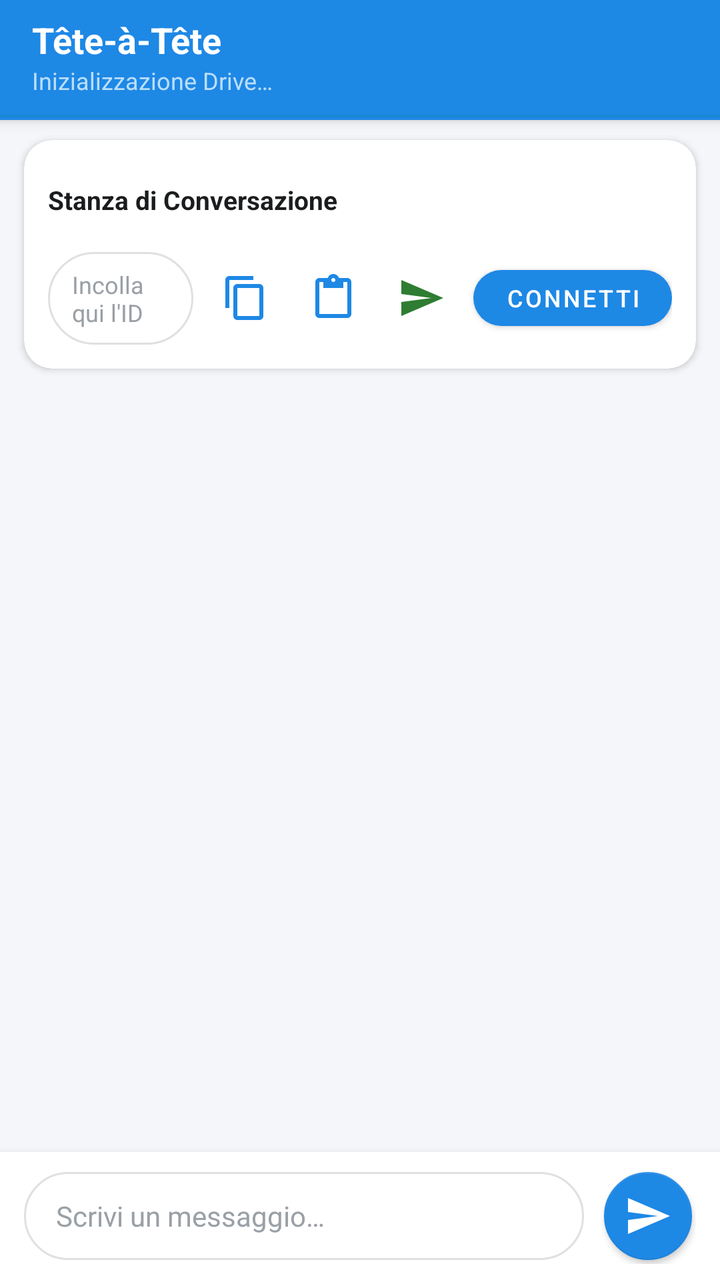
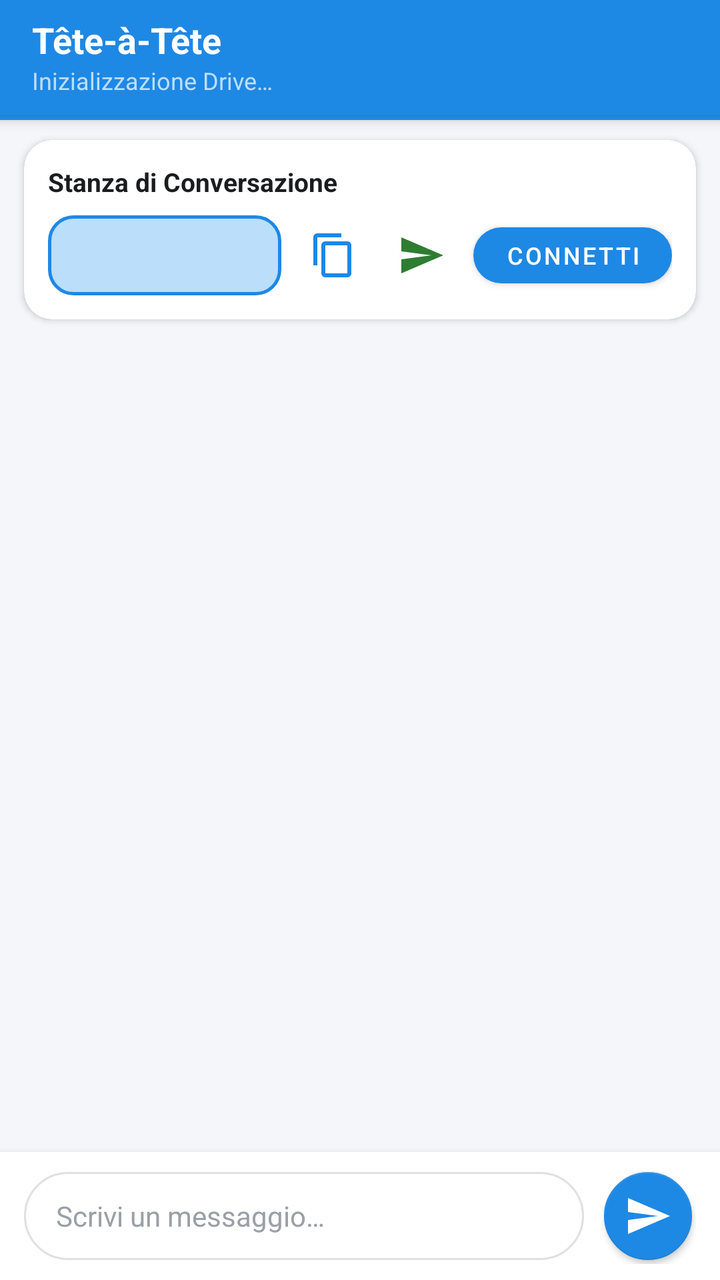

Screens rendered from an Android XML layout before and after an edit, with the pre-edit source and the edit as a unified diff.
<!-- AndroidManifest.xml: application theme AppTheme -->
<!-- res/layout/activity_chat.xml -->
<?xml version="1.0" encoding="utf-8"?>
<androidx.coordinatorlayout.widget.CoordinatorLayout
    xmlns:android="http://schemas.android.com/apk/res/android"
    xmlns:app="http://schemas.android.com/apk/res-auto"
    xmlns:tools="http://schemas.android.com/tools"
    android:layout_width="match_parent"
    android:layout_height="match_parent"
    android:background="@color/background">

    
    <com.google.android.material.appbar.AppBarLayout
        android:id="@+id/appBarLayout"
        android:layout_width="match_parent"
        android:layout_height="wrap_content"
        android:theme="@style/ThemeOverlay.MaterialComponents.Dark.ActionBar">

        <androidx.appcompat.widget.Toolbar
            android:id="@+id/toolbar"
            android:layout_width="match_parent"
            android:layout_height="?attr/actionBarSize"
            android:background="@color/primary"
            app:popupTheme="@style/ThemeOverlay.MaterialComponents.Light">

            <LinearLayout
                android:layout_width="match_parent"
                android:layout_height="wrap_content"
                android:orientation="vertical">

                <TextView
                    android:id="@+id/toolbarTitle"
                    android:layout_width="wrap_content"
                    android:layout_height="wrap_content"
                    android:text="@string/app_name"
                    android:textColor="@color/surface"
                    android:textSize="18sp"
                    android:textStyle="bold" />

                <TextView
                    android:id="@+id/txtStatus"
                    android:layout_width="wrap_content"
                    android:layout_height="wrap_content"
                    android:text="@string/status_connecting"
                    android:textColor="@color/primaryLight"
                    android:textSize="12sp" />

            </LinearLayout>

        </androidx.appcompat.widget.Toolbar>

        
        <ProgressBar
            android:id="@+id/prgMain"
            style="?android:attr/progressBarStyleHorizontal"
            android:layout_width="match_parent"
            android:layout_height="4dp"
            android:indeterminate="true"
            android:indeterminateTint="@color/secondary"
            android:visibility="visible" />

    </com.google.android.material.appbar.AppBarLayout>

    
    <androidx.constraintlayout.widget.ConstraintLayout
        android:layout_width="match_parent"
        android:layout_height="match_parent"
        app:layout_behavior="@string/appbar_scrolling_view_behavior">

        
        <LinearLayout
            android:id="@+id/bannerNoConnection"
            android:layout_width="0dp"
            android:layout_height="wrap_content"
            android:background="@color/status_disconnected"
            android:gravity="center"
            android:orientation="horizontal"
            android:paddingStart="12dp"
            android:paddingTop="7dp"
            android:paddingEnd="12dp"
            android:paddingBottom="7dp"
            android:visibility="gone"
            app:layout_constraintEnd_toEndOf="parent"
            app:layout_constraintStart_toStartOf="parent"
            app:layout_constraintTop_toTopOf="parent">

            <ImageView
                android:layout_width="16dp"
                android:layout_height="16dp"
                android:contentDescription="@string/no_connection_msg"
                android:src="@drawable/ic_no_wifi"
                app:tint="@color/surface" />

            <TextView
                android:layout_width="wrap_content"
                android:layout_height="wrap_content"
                android:layout_marginStart="8dp"
                android:text="@string/no_connection_msg"
                android:textColor="@color/surface"
                android:textSize="12sp"
                android:textStyle="bold" />

        </LinearLayout>

        
        <com.google.android.material.card.MaterialCardView
            android:id="@+id/cardRoom"
            android:layout_width="0dp"
            android:layout_height="wrap_content"
            android:layout_marginStart="12dp"
            android:layout_marginTop="10dp"
            android:layout_marginEnd="12dp"
            app:cardBackgroundColor="@color/surface"
            app:cardCornerRadius="14dp"
            app:cardElevation="2dp"
            app:layout_constraintEnd_toEndOf="parent"
            app:layout_constraintStart_toStartOf="parent"
            app:layout_constraintTop_toBottomOf="@+id/bannerNoConnection">

            <LinearLayout
                android:layout_width="match_parent"
                android:layout_height="wrap_content"
                android:orientation="vertical"
                android:padding="12dp">

                <LinearLayout
                    android:layout_width="match_parent"
                    android:layout_height="wrap_content"
                    android:gravity="center_vertical"
                    android:orientation="horizontal">

                    <TextView
                        android:layout_width="0dp"
                        android:layout_weight="1"
                        android:layout_height="wrap_content"
                        android:text="@string/room_title"
                        android:textColor="@color/text_primary"
                        android:textSize="13sp"
                        android:textStyle="bold" />

                    
                    <Spinner
                        android:id="@+id/roomSpinner"
                        android:layout_width="wrap_content"
                        android:layout_height="36dp"
                        android:background="?attr/selectableItemBackground"
                        android:minWidth="150dp" />

                </LinearLayout>

                <LinearLayout
                    android:layout_width="match_parent"
                    android:layout_height="wrap_content"
                    android:layout_marginTop="8dp"
                    android:gravity="center_vertical"
                    android:orientation="horizontal">

                    
                    <EditText
                        android:id="@+id/editTextTextMultiLine"
                        android:layout_width="0dp"
                        android:layout_height="wrap_content"
                        android:layout_weight="1"
                        android:background="@drawable/bg_chat_input"
                        android:ellipsize="middle"
                        android:hint="@string/room_id_hint"
                        android:maxLines="2"
                        android:paddingStart="12dp"
                        android:paddingTop="8dp"
                        android:paddingEnd="12dp"
                        android:paddingBottom="8dp"
                        android:singleLine="false"
                        android:textColor="@color/text_primary"
                        android:textColorHint="@color/text_hint"
                        android:textSize="12sp" />

                    
                    <ImageButton
                        android:id="@+id/btnPlay"
                        android:layout_width="40dp"
                        android:layout_height="40dp"
                        android:layout_marginStart="6dp"
                        android:background="?attr/selectableItemBackgroundBorderless"
                        android:contentDescription="@string/btn_copy_id"
                        android:src="@drawable/ic_content_copy" />

                    
                    <ImageButton
                        android:id="@+id/btnIncolla"
                        android:layout_width="40dp"
                        android:layout_height="40dp"
                        android:layout_marginStart="4dp"
                        android:background="?attr/selectableItemBackgroundBorderless"
                        android:contentDescription="@string/btn_paste_id"
                        android:src="@drawable/ic_content_paste" />

                    
                    <ImageButton
                        android:id="@+id/btnWhatsApp"
                        android:layout_width="40dp"
                        android:layout_height="40dp"
                        android:layout_marginStart="4dp"
                        android:background="?attr/selectableItemBackgroundBorderless"
                        android:contentDescription="Condividi su WhatsApp"
                        android:src="@drawable/ic_send_vector"
                        app:tint="@color/status_connected" />

                    
                    <com.google.android.material.button.MaterialButton
                        android:id="@+id/BtnCollega"
                        android:layout_width="wrap_content"
                        android:layout_height="40dp"
                        android:layout_marginStart="6dp"
                        android:text="@string/btn_connect"
                        android:textSize="12sp"
                        app:cornerRadius="20dp" />

                </LinearLayout>

            </LinearLayout>

        </com.google.android.material.card.MaterialCardView>

        
        <LinearLayout
            android:id="@+id/emptyStateLayout"
            android:layout_width="wrap_content"
            android:layout_height="wrap_content"
            android:gravity="center"
            android:orientation="vertical"
            android:padding="24dp"
            android:visibility="gone"
            app:layout_constraintBottom_toTopOf="@+id/bottomBar"
            app:layout_constraintEnd_toEndOf="parent"
            app:layout_constraintStart_toStartOf="parent"
            app:layout_constraintTop_toBottomOf="@+id/cardRoom">

            <ImageView
                android:layout_width="64dp"
                android:layout_height="64dp"
                android:alpha="0.6"
                android:contentDescription="@string/empty_chat_title"
                android:src="@mipmap/ic_launcher" />

            <TextView
                android:layout_width="wrap_content"
                android:layout_height="wrap_content"
                android:layout_marginTop="12dp"
                android:text="@string/empty_chat_title"
                android:textColor="@color/text_primary"
                android:textSize="16sp"
                android:textStyle="bold" />

            <TextView
                android:layout_width="260dp"
                android:layout_height="wrap_content"
                android:layout_marginTop="6dp"
                android:gravity="center"
                android:text="@string/empty_chat_subtitle"
                android:textColor="@color/text_secondary"
                android:textSize="13sp" />

        </LinearLayout>

        
        <androidx.recyclerview.widget.RecyclerView
            android:id="@+id/messagesContainer"
            android:layout_width="0dp"
            android:layout_height="0dp"
            android:clipToPadding="false"
            android:paddingTop="8dp"
            android:paddingBottom="8dp"
            app:layout_constraintBottom_toTopOf="@+id/bottomBar"
            app:layout_constraintEnd_toEndOf="parent"
            app:layout_constraintStart_toStartOf="parent"
            app:layout_constraintTop_toBottomOf="@+id/cardRoom" />

        
        <LinearLayout
            android:id="@+id/bottomBar"
            android:layout_width="0dp"
            android:layout_height="wrap_content"
            android:background="@color/surface"
            android:elevation="6dp"
            android:gravity="center_vertical"
            android:orientation="horizontal"
            android:paddingStart="12dp"
            android:paddingTop="8dp"
            android:paddingEnd="12dp"
            android:paddingBottom="8dp"
            app:layout_constraintBottom_toBottomOf="parent"
            app:layout_constraintEnd_toEndOf="parent"
            app:layout_constraintStart_toStartOf="parent">

            <EditText
                android:id="@+id/messageEdit"
                android:layout_width="0dp"
                android:layout_height="wrap_content"
                android:layout_weight="1"
                android:background="@drawable/bg_chat_input"
                android:hint="@string/type_message_hint"
                android:imeOptions="actionSend"
                android:inputType="textMultiLine|textCapSentences"
                android:maxLines="4"
                android:minHeight="44dp"
                android:paddingStart="16dp"
                android:paddingTop="10dp"
                android:paddingEnd="16dp"
                android:paddingBottom="10dp"
                android:textColor="@color/text_primary"
                android:textColorHint="@color/text_hint"
                android:textSize="14sp" />

            <com.google.android.material.floatingactionbutton.FloatingActionButton
                android:id="@+id/chatSendButton"
                android:layout_width="wrap_content"
                android:layout_height="wrap_content"
                android:layout_marginStart="8dp"
                android:contentDescription="@string/send"
                app:backgroundTint="@color/primary"
                app:elevation="2dp"
                app:fabCustomSize="44dp"
                app:srcCompat="@drawable/ic_send_vector"
                app:tint="@color/surface" />

        </LinearLayout>

    </androidx.constraintlayout.widget.ConstraintLayout>

</androidx.coordinatorlayout.widget.CoordinatorLayout>
<!-- resources referenced by this layout -->
<resources>
  <color name="background">#F4F6F9</color>
  <color name="primary">#1E88E5</color>
  <color name="primaryLight">#BBDEFB</color>
  <color name="secondary">#00897B</color>
  <color name="status_connected">#2E7D32</color>
  <color name="status_disconnected">#C62828</color>
  <color name="surface">#FFFFFF</color>
  <color name="text_hint">#9AA0A6</color>
  <color name="text_primary">#1A1C1E</color>
  <color name="text_secondary">#5F6368</color>
  <!-- drawable bg_chat_input (drawable) -->
  <?xml version="1.0" encoding="utf-8"?>
  <shape xmlns:android="http://schemas.android.com/apk/res/android"
      android:shape="rectangle">
      <solid android:color="@color/surface" />
      <stroke
          android:width="1dp"
          android:color="@color/divider" />
      <corners android:radius="24dp" />
  </shape>
  <!-- drawable ic_content_copy (drawable) -->
  <vector xmlns:android="http://schemas.android.com/apk/res/android"
      android:width="24dp"
      android:height="24dp"
      android:viewportWidth="24"
      android:viewportHeight="24">
      <path
          android:fillColor="@color/primary"
          android:pathData="M16,1H4c-1.1,0 -2,0.9 -2,2v14h2V3h12V1zm3,4H8c-1.1,0 -2,0.9 -2,2v14c0,1.1 0.9,2 2,2h11c1.1,0 2,-0.9 2,-2V7c0,-1.1 -0.9,-2 -2,-2zm0,16H8V7h11v14z" />
  </vector>
  <!-- drawable ic_content_paste (drawable) -->
  <vector xmlns:android="http://schemas.android.com/apk/res/android"
      android:width="24dp"
      android:height="24dp"
      android:viewportWidth="24"
      android:viewportHeight="24">
      <path
          android:fillColor="@color/primary"
          android:pathData="M19,2h-4.18C14.4,0.84 13.3,0 12,0c-1.3,0 -2.4,0.84 -2.82,2H5c-1.1,0 -2,0.9 -2,2v16c0,1.1 0.9,2 2,2h14c1.1,0 2,-0.9 2,-2V4c0,-1.1 -0.9,-2 -2,-2zm-7,0c0.55,0 1,0.45 1,1s-0.45,1 -1,1 -1,-0.45 -1,-1 0.45,-1 1,-1zm7,18H5V4h2v3h10V4h2v16z" />
  </vector>
  <!-- drawable ic_send_vector (drawable) -->
  <vector xmlns:android="http://schemas.android.com/apk/res/android"
      android:width="24dp"
      android:height="24dp"
      android:viewportWidth="24"
      android:viewportHeight="24">
      <path
          android:fillColor="@color/surface"
          android:pathData="M2.01,21L23,12 2.01,3 2,10l15,2 -15,2z" />
  </vector>
  <string name="app_name">Tête-à-Tête</string>
  <string name="btn_connect">Connetti</string>
  <string name="btn_copy_id">Copia ID</string>
  <string name="btn_paste_id">Incolla ID</string>
  <string name="empty_chat_subtitle">Condividi il tuo ID con il contatto o incolla il suo ID per iniziare a chattare in modo privato.</string>
  <string name="empty_chat_title">Nessun messaggio ancora</string>
  <string name="no_connection_msg">Nessuna connessione a Internet</string>
  <string name="room_id_hint">Incolla qui l\'ID della stanza dell\'interlocutore</string>
  <string name="room_title">Stanza di Conversazione</string>
  <string name="send">Invia</string>
  <string name="status_connecting">Inizializzazione Drive…</string>
  <string name="type_message_hint">Scrivi un messaggio…</string>
  <style name="AppTheme" parent="Theme.MaterialComponents.DayNight.NoActionBar">
          <item name="colorPrimary">@color/primary</item>
          <item name="colorPrimaryVariant">@color/primaryVariant</item>
          <item name="colorSecondary">@color/secondary</item>
          <item name="colorSecondaryVariant">@color/secondaryVariant</item>
          <item name="android:statusBarColor">@color/primaryVariant</item>
          <item name="android:windowBackground">@color/background</item>
      </style>
  <color name="divider">#E0E0E0</color>
  <color name="primaryVariant">#1565C0</color>
  <color name="secondaryVariant">#00695C</color>
  <!-- unchanged entries left out for length: 2 -->
</resources>

<!-- the commit's change to res/layout/activity_chat.xml (unified diff, before → after) -->
@@ -121,30 +121,13 @@
                 android:orientation="vertical"
                 android:padding="12dp">
 
-                <LinearLayout
-                    android:layout_width="match_parent"
-                    android:layout_height="wrap_content"
-                    android:gravity="center_vertical"
-                    android:orientation="horizontal">
-
-                    <TextView
-                        android:layout_width="0dp"
-                        android:layout_weight="1"
-                        android:layout_height="wrap_content"
-                        android:text="@string/room_title"
-                        android:textColor="@color/text_primary"
-                        android:textSize="13sp"
-                        android:textStyle="bold" />
-
-                    
-                    <Spinner
-                        android:id="@+id/roomSpinner"
-                        android:layout_width="wrap_content"
-                        android:layout_height="36dp"
-                        android:background="?attr/selectableItemBackground"
-                        android:minWidth="150dp" />
-
-                </LinearLayout>
+                <TextView
+                    android:layout_width="wrap_content"
+                    android:layout_height="wrap_content"
+                    android:text="@string/room_title"
+                    android:textColor="@color/text_primary"
+                    android:textSize="13sp"
+                    android:textStyle="bold" />
 
                 <LinearLayout
                     android:layout_width="match_parent"
@@ -154,23 +137,14 @@
                     android:orientation="horizontal">
 
                     
-                    <EditText
-                        android:id="@+id/editTextTextMultiLine"
+                    <Spinner
+                        android:id="@+id/roomSpinner"
                         android:layout_width="0dp"
-                        android:layout_height="wrap_content"
+                        android:layout_height="40dp"
                         android:layout_weight="1"
-                        android:background="@drawable/bg_chat_input"
-                        android:ellipsize="middle"
-                        android:hint="@string/room_id_hint"
-                        android:maxLines="2"
-                        android:paddingStart="12dp"
-                        android:paddingTop="8dp"
-                        android:paddingEnd="12dp"
-                        android:paddingBottom="8dp"
-                        android:singleLine="false"
-                        android:textColor="@color/text_primary"
-                        android:textColorHint="@color/text_hint"
-                        android:textSize="12sp" />
+                        android:background="@drawable/bg_spinner"
+                        android:paddingStart="8dp"
+                        android:paddingEnd="8dp" />
 
                     
                     <ImageButton
@@ -181,16 +155,6 @@
                         android:background="?attr/selectableItemBackgroundBorderless"
                         android:contentDescription="@string/btn_copy_id"
                         android:src="@drawable/ic_content_copy" />
-
-                    
-                    <ImageButton
-                        android:id="@+id/btnIncolla"
-                        android:layout_width="40dp"
-                        android:layout_height="40dp"
-                        android:layout_marginStart="4dp"
-                        android:background="?attr/selectableItemBackgroundBorderless"
-                        android:contentDescription="@string/btn_paste_id"
-                        android:src="@drawable/ic_content_paste" />
 
                     
                     <ImageButton
<!-- resource entries referenced after the edit -->
@@ -20,6 +20,16 @@
           android:color="@color/divider" />
       <corners android:radius="24dp" />
   </shape>
+  <!-- drawable bg_spinner (drawable) -->
+  <?xml version="1.0" encoding="utf-8"?>
+  <shape xmlns:android="http://schemas.android.com/apk/res/android"
+      android:shape="rectangle">
+      <solid android:color="@color/primaryLight" />
+      <stroke
+          android:width="1.5dp"
+          android:color="@color/primary" />
+      <corners android:radius="12dp" />
+  </shape>
   <!-- drawable ic_content_copy (drawable) -->
   <vector xmlns:android="http://schemas.android.com/apk/res/android"
       android:width="24dp"
@@ -29,16 +39,6 @@
       <path
           android:fillColor="@color/primary"
           android:pathData="M16,1H4c-1.1,0 -2,0.9 -2,2v14h2V3h12V1zm3,4H8c-1.1,0 -2,0.9 -2,2v14c0,1.1 0.9,2 2,2h11c1.1,0 2,-0.9 2,-2V7c0,-1.1 -0.9,-2 -2,-2zm0,16H8V7h11v14z" />
-  </vector>
-  <!-- drawable ic_content_paste (drawable) -->
-  <vector xmlns:android="http://schemas.android.com/apk/res/android"
-      android:width="24dp"
-      android:height="24dp"
-      android:viewportWidth="24"
-      android:viewportHeight="24">
-      <path
-          android:fillColor="@color/primary"
-          android:pathData="M19,2h-4.18C14.4,0.84 13.3,0 12,0c-1.3,0 -2.4,0.84 -2.82,2H5c-1.1,0 -2,0.9 -2,2v16c0,1.1 0.9,2 2,2h14c1.1,0 2,-0.9 2,-2V4c0,-1.1 -0.9,-2 -2,-2zm-7,0c0.55,0 1,0.45 1,1s-0.45,1 -1,1 -1,-0.45 -1,-1 0.45,-1 1,-1zm7,18H5V4h2v3h10V4h2v16z" />
   </vector>
   <!-- drawable ic_send_vector (drawable) -->
   <vector xmlns:android="http://schemas.android.com/apk/res/android"
@@ -53,11 +53,9 @@
   <string name="app_name">Tête-à-Tête</string>
   <string name="btn_connect">Connetti</string>
   <string name="btn_copy_id">Copia ID</string>
-  <string name="btn_paste_id">Incolla ID</string>
   <string name="empty_chat_subtitle">Condividi il tuo ID con il contatto o incolla il suo ID per iniziare a chattare in modo privato.</string>
   <string name="empty_chat_title">Nessun messaggio ancora</string>
   <string name="no_connection_msg">Nessuna connessione a Internet</string>
-  <string name="room_id_hint">Incolla qui l\'ID della stanza dell\'interlocutore</string>
   <string name="room_title">Stanza di Conversazione</string>
   <string name="send">Invia</string>
   <string name="status_connecting">Inizializzazione Drive…</string>
